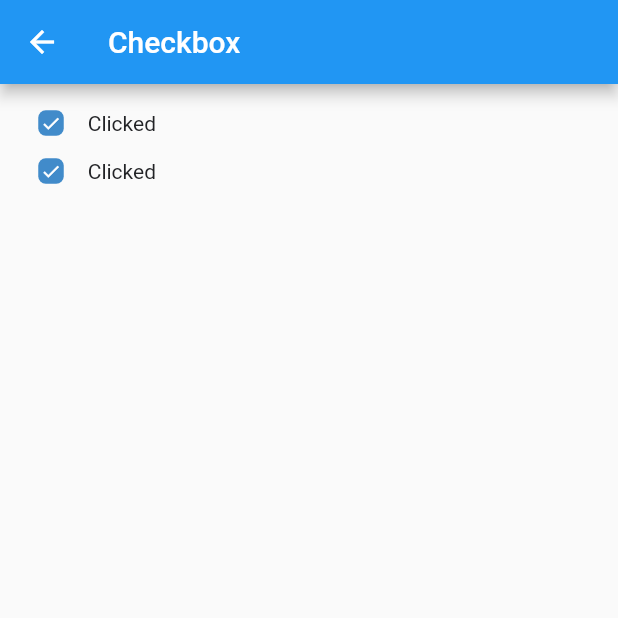
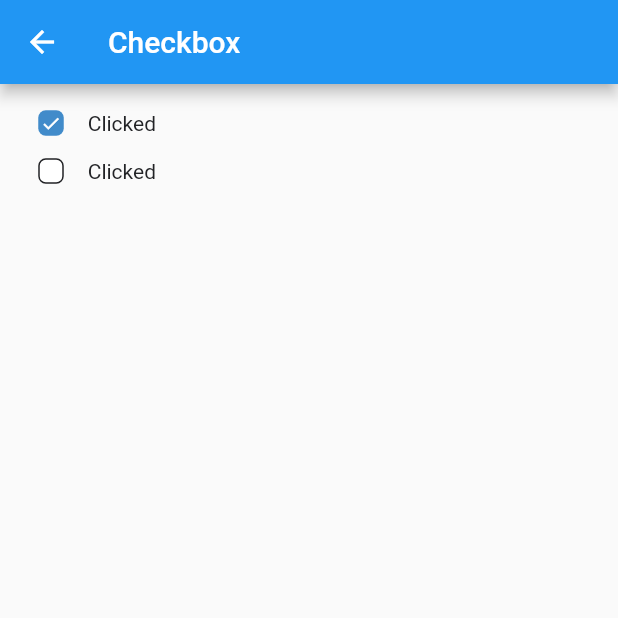
Before and after one commit to aajay-logiciel/ajayjp, a Flutter app: the screen it shows after launch, after a tap on "Checkbox", on a phone screen of 412 x 824 dp, the top half of it. Run offline on Flutter 3.47's test engine with Material 2 defaults, Android fonts, the phone set to English and light mode, and no system bars; our stand-ins replace get.

Commit message:
checkbox new commit

```diff
--- a/lib/button_class.dart
+++ b/lib/button_class.dart
@@ -208,7 +208,7 @@ class ButtonClass extends StatelessWidget {
                     Column(
                       children: [
                         JPButton(
-                          text: 'BUTTON',
+                          text: 'BUTTON ',
                           size: JPButtonSize.small,
                           colorType: JPButtonColorType.tertiary,
                           onPressed: () {},
--- a/lib/checkbox.dart
+++ b/lib/checkbox.dart
@@ -24,6 +24,7 @@ class _CheckboxClassState extends State<CheckboxClass> {
             children:  const [
               JPCheckbox(
                 text: 'Clicked',
+                selected: true,
               ),
               JPCheckbox(
                 text: 'Clicked',
--- a/lib/lables.dart
+++ b/lib/lables.dart
@@ -13,7 +13,7 @@ class LabelsClass extends StatelessWidget {
       appBar: AppBar(
         centerTitle: true,
         title: const JPText(
-          text: "Home",
+          text: "Label",
           textSize: JPTextSize.heading1,
           textColor: JPColor.white,
         ),
@@ -22,7 +22,9 @@ class LabelsClass extends StatelessWidget {
         padding: const EdgeInsets.all(20),
         child: Column(
           children: const [
-
+            JPLabels(
+              text: 'a',
+            ),
           ],
         ),
       ),
--- a/lib/radiobutton.dart
+++ b/lib/radiobutton.dart
@@ -1,4 +1,5 @@
 import 'package:flutter/material.dart';
+import 'package:jp_ui_kit/JPRadioButton/index.dart';
 import 'package:jp_ui_kit/JPRadioButton/jp_radiobutton.dart';
 import 'package:jp_ui_kit/jp_ui_kit.dart';
 
@@ -33,6 +34,7 @@ class _RadiobuttonClassState extends State<RadiobuttonClass> {
                 jpRadioData: data,
                 isTextClickable: true,
               ),
+              const JPNRadioButton(),
               const SizedBox(
                 height: 5,
               ),
--- a/packages/jp_ui_kit/lib/Button/index.dart
+++ b/packages/jp_ui_kit/lib/Button/index.dart
@@ -79,7 +79,6 @@ class _JPButtonState extends State<JPButton> {
   JPButtonSize? size;
   JPButtonRadius? radius = JPButtonRadius.circular;
   ShapeBorder? borderShape;
-  JPButtonShape? shape;
 
   String? text;
   JPTextSize? textSize;
@@ -329,15 +328,11 @@ class _JPButtonState extends State<JPButton> {
         splashColor: getSplashColor(),
         customBorder: borderShape ?? shapeBorderType,
         onTap: widget.disabled ? null : widget.onPressed,
-        child: IconTheme.merge(
-          data: const IconThemeData(),
-          child: Container(
-              constraints: getConstraint(),
-              height: getButtonHeight(),
-              //width: getButtonWidth(),
-              padding: const EdgeInsets.symmetric(horizontal: 8),
-              child: getContainerData()),
-        ),
+        child: Container(
+            constraints: getConstraint(),
+            height: getButtonHeight(),
+            padding: const EdgeInsets.symmetric(horizontal: 8),
+            child: getContainerData()),
       ),
     );
 
@@ -375,12 +370,14 @@ class _JPButtonState extends State<JPButton> {
   Widget getContainerData() {
     List<Widget> rowChildren = <Widget>[
       getIcon(),
-      const SizedBox(width: 5),
+      iconData == null ? const SizedBox.shrink() : const SizedBox(width: 5),
       getText()
     ];
 
     if (widget.iconPosition == JPPosition.end) {
-      rowChildren = <Widget>[getText(), const SizedBox(width: 5), getIcon()];
+      rowChildren = <Widget>[getText(),
+        iconData == null ? const SizedBox.shrink() : const SizedBox(width: 5),
+        getIcon()];
     }
 
     return FittedBox(
--- a/packages/jp_ui_kit/lib/CheckBox/index.dart
+++ b/packages/jp_ui_kit/lib/CheckBox/index.dart
@@ -1,14 +1,14 @@
 import 'dart:async';
-
 import 'package:flutter/material.dart';
 import 'package:jp_ui_kit/CommonFiles/color.dart';
+import 'package:jp_ui_kit/CommonFiles/icon_position.dart';
 import 'package:jp_ui_kit/Text/fontweight.dart';
 import 'package:jp_ui_kit/jp_ui_kit.dart';
 
 class JPCheckbox extends StatefulWidget {
   const JPCheckbox(
       {this.disabled = false,
-      this.isTextClickable = false,
+      this.isTextClickable = true,
       this.selected = false,
       this.text,
       this.textSize = JPTextSize.heading4,
@@ -17,6 +17,10 @@ class JPCheckbox extends StatefulWidget {
       this.fontWeight = JPFontWeight.regular,
       this.borderColor = JPColor.black,
       this.checkBoxColor = JPColor.primary,
+      this.position = JPPosition.start,
+        this.checkColor = JPColor.white,
+        this.checkBoxHeight = 17.0,
+        this.checkBoxWidth = 17.0,
       Key? key})
       : super(key: key);
 
@@ -44,9 +48,23 @@ class JPCheckbox extends StatefulWidget {
   /// Defines text textSize[JPTextSize.heading4] of a checkbox.
   final JPTextSize? textSize;
 
+  /// Defines borderColor of a checkbox.
   final Color? borderColor;
 
+  /// Defines checkBoxColor of a checkbox.
   final Color? checkBoxColor;
+
+  /// Defines checkbox position [JPPosition.start] with related to text of a checkbox.
+  final JPPosition? position;
+
+  /// Defines checkColor of a checkbox.
+  final Color? checkColor;
+
+  /// Defines width of a checkbox.
+  final double? checkBoxWidth;
+
+  /// Defines height of a checkbox.
+  final double? checkBoxHeight;
 
   @override
   _JPCheckboxState createState() => _JPCheckboxState();
@@ -113,10 +131,10 @@ class _JPCheckboxState extends State<JPCheckbox> {
 
       getColor() {
         return selected
-            ? Colors.white
-            : (widget.disabled
+            ? (widget.disabled
                 ? widget.checkBoxColor!.withOpacity(0.5)
-                : widget.checkBoxColor);
+                : widget.checkBoxColor)
+            : Colors.white;
       }
 
       return InkWell(
@@ -134,19 +152,19 @@ class _JPCheckboxState extends State<JPCheckbox> {
           ),
           child: Center(
             child: AnimatedContainer(
-              height: 17.0,
-              width: 17.0,
+              height: widget.checkBoxHeight,
+              width: widget.checkBoxWidth,
               curve: Curves.linear,
               decoration: BoxDecoration(
                 borderRadius: BorderRadius.circular(5),
                 color: getColor(),
-                border: selected ? getBorder() : null,
+                border: selected ? null : getBorder(),
               ),
               duration: const Duration(milliseconds: 1),
-              child: const Center(
+              child:  Center(
                   child: Icon(
                 Icons.check,
-                color: JPColor.white,
+                color: widget.checkColor,
                 size: 14,
               )),
             ),
@@ -155,10 +173,22 @@ class _JPCheckboxState extends State<JPCheckbox> {
       );
     }
 
-    ///Defines Fitted box Widget
+    /// Defines Fitted box Widget
     getFittedBoxData() {
       if (text == null) {
         return getCheckBox();
+      }
+
+      if (widget.position == JPPosition.end) {
+        return Row(
+          children: [
+            getText(),
+            const SizedBox(
+              width: 8.5,
+            ),
+            getCheckBox(),
+          ],
+        );
       }
       return Row(
         children: [
--- a/packages/jp_ui_kit/lib/JPRadioButton/jp_radio_data.dart
+++ b/packages/jp_ui_kit/lib/JPRadioButton/jp_radio_data.dart
@@ -1,6 +1,6 @@
 class JPRadioData {
-  String label;
+  String? label;
   bool? disabled;
 
-  JPRadioData({required this.label, this.disabled = false});
+  JPRadioData({ this.label, this.disabled = false});
 }
--- a/packages/jp_ui_kit/lib/jp_ui_kit.dart
+++ b/packages/jp_ui_kit/lib/jp_ui_kit.dart
@@ -15,6 +15,6 @@ export 'package:jp_ui_kit/Badge/index.dart';
 export 'package:jp_ui_kit/JPChips/jp_chips.dart';
 export 'package:jp_ui_kit/Button/radius.dart';
 export 'package:jp_ui_kit/Button/index.dart';
-export 'package:jp_ui_kit/JPLabel/jp_label.dart';
-export 'package:jp_ui_kit/JPLabel/jp_label_type.dart';
+export 'package:jp_ui_kit/JPLabel/index.dart';
+export 'package:jp_ui_kit/JPLabel/label_type.dart';
 export 'package:jp_ui_kit/CheckBox/index.dart';
```
Also changed, not shown: packages/jp_ui_kit/lib/JPLabel/index.dart (added, +107 -0 lines), packages/jp_ui_kit/lib/JPLabel/jp_label.dart (deleted, +0 -95 lines), packages/jp_ui_kit/lib/JPRadioButton/index.dart (+23 -63 lines), packages/jp_ui_kit/lib/JPRadioButton/jp_radiobutton.dart (+19 -16 lines), packages/jp_ui_kit/lib/JPLabel/label_type.dart (renamed from packages/jp_ui_kit/lib/JPLabel/jp_label_type.dart).
